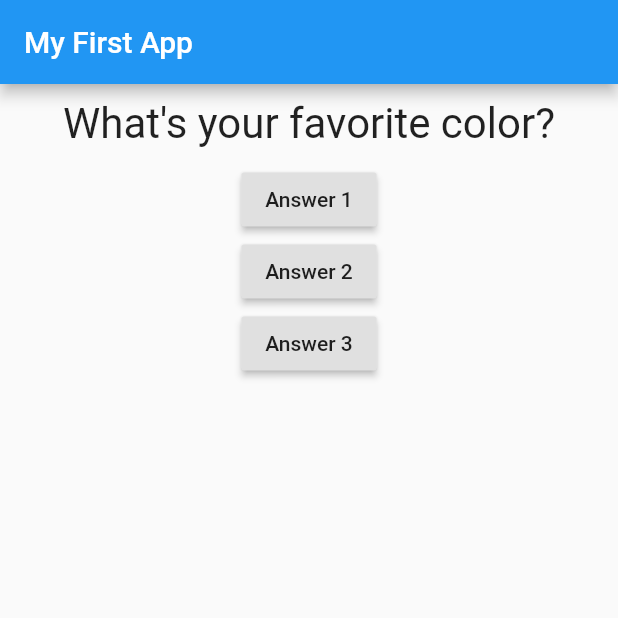
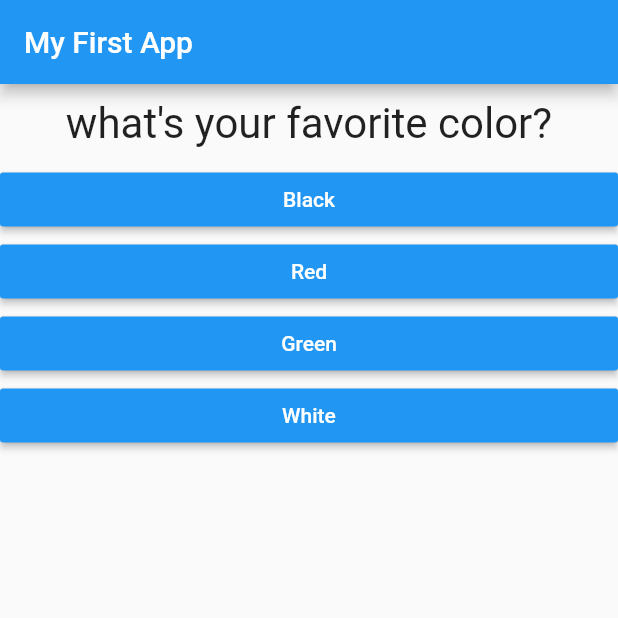
Before and after one commit to waynet022/Flutter_Apps, a Flutter app: the screen it shows after launch, on a phone screen of 412 x 824 dp, the top half of it. Run offline on Flutter 3.47's test engine with Material 2 defaults, Android fonts, the phone set to English and light mode, and no system bars.

Commit message:
updated main end of quiz widget

```diff
--- a/lib/answer.dart
+++ b/lib/answer.dart
@@ -0,0 +1,22 @@
+import 'package:flutter/material.dart';
+
+class Answer extends StatelessWidget{
+  final Function selectHandler;
+  final String answerText;
+
+  Answer(this.selectHandler, this.answerText);
+
+  @override
+  Widget build(BuildContext context){
+
+    return Container (
+      width: double.infinity,
+      child: RaisedButton(
+        color: Colors.blue,
+        textColor: Colors.white,
+        child: Text(answerText),
+        onPressed: selectHandler,
+      ),
+    );
+  }
+}
--- a/lib/main.dart
+++ b/lib/main.dart
@@ -1,6 +1,7 @@
 import 'package:flutter/material.dart';
 
 import './question.dart';
+import './answer.dart';
 
 void main() => runApp(MyApp());
 
@@ -12,46 +13,63 @@ class MyApp extends StatefulWidget {
 }
 
 class _MyAppState extends State<MyApp> {
+  final questions = const [
+    {
+      'questionText': 'what\'s your favorite color?',
+      'answers': ['Black', 'Red', 'Green', 'White'],
+    },
+
+    {
+      'questionText': 'what\'s your favorite animal?',
+      'answers': ['Dog', 'Cat', 'Rabbit', 'Snake'],
+    },
+
+    {
+      'questionText': 'what\'s your favorite fruit?',
+      'answers': ['Orange', 'Apple', 'Watermelon', 'Peach'],
+    },
+
+  ];
+
   var _questionIndex = 0;
 
   void _answerQuestion() {
-    setState(() {
-      if (_questionIndex < 4) _questionIndex++;
-    });
+    setState(()
+      {
+        _questionIndex +=1;
+      }
+    );
     print(_questionIndex);
+
+    if(_questionIndex < questions.length){
+      print('We have more questions');
+    }
+    else{
+      print('no more questions');
+    }
   }
 
   @override
   Widget build(BuildContext context) {
-    var questions = [
-      'What\'s your favorite color?',
-      'What\'s your favorite animal?',
-      'What\'s your favorite meal?',
-      'What\'s your favorite brand?',
-      'End of Questions'
-    ];
+
     return MaterialApp(
       home: Scaffold(
         appBar: AppBar(
           title: Text('My First App'),
         ),
-        body: Column(
-          children: [
-            Question(questions.elementAt(_questionIndex)),
-            RaisedButton(
-              child: Text('Answer 1'),
-              onPressed: _answerQuestion,
-            ),
-            RaisedButton(
-              child: Text('Answer 2'),
-              onPressed: _answerQuestion,
-            ),
-            RaisedButton(
-              child: Text('Answer 3'),
-              onPressed: _answerQuestion,
-            ),
-          ],
-        ),
+        body: _questionIndex < questions.length
+            ?Column(
+              children: [
+                Question(
+                  questions[_questionIndex]['questionText'],
+                ),
+                ...(questions[_questionIndex]['answers'] as List<String>)
+                  .map((answer) {
+                  return Answer(_answerQuestion, answer);
+                }).toList()
+            ],
+          ) : Center(child: Text('you did it'),
+          ),
       ),
     );
   }
--- a/pubspec.yaml
+++ b/pubspec.yaml
@@ -14,7 +14,7 @@ description: A new Flutter project.
 version: 1.0.0+1
 
 environment:
-  sdk: ">=2.1.0 <3.0.0"
+  sdk: ">=2.2.2 <3.0.0"
 
 dependencies:
   flutter:
```
